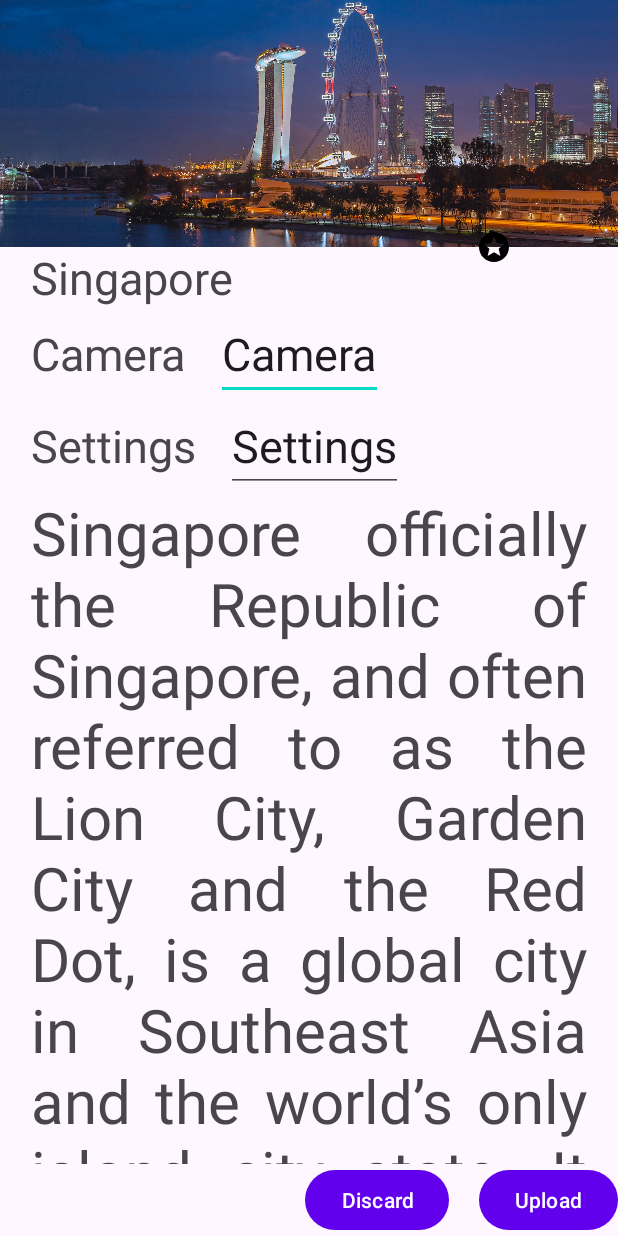
After one commit to amanpreeto7/KotlinJuneBatch, an Android app: the layout constraint_layout.xml on its own in the app's theme, with its tools: preview values and no code run, on a phone screen of 412 x 824 dp. The commit adds this screen. Run offline under Robolectric (Android 15) with nearby library versions, the phone set to English and light mode, and no system bars.

Commit message:
Constraint Layout added
ImageView scale type
Constraint layout - guideline, 0dp

```diff
--- /dev/null
+++ b/app/src/main/res/drawable/ic_star.xml
@@ -0,0 +1,5 @@
+<vector android:height="24dp" android:tint="#000000"
+    android:viewportHeight="24" android:viewportWidth="24"
+    android:width="24dp" xmlns:android="http://schemas.android.com/apk/res/android">
+    <path android:fillColor="@android:color/white" android:pathData="M11.99,2C6.47,2 2,6.48 2,12s4.47,10 9.99,10C17.52,22 22,17.52 22,12S17.52,2 11.99,2zM16.23,18L12,15.45 7.77,18l1.12,-4.81 -3.73,-3.23 4.92,-0.42L12,5l1.92,4.53 4.92,0.42 -3.73,3.23L16.23,18z"/>
+</vector>
--- /dev/null
+++ b/app/src/main/res/layout/constraint_layout.xml
@@ -0,0 +1,130 @@
+<?xml version="1.0" encoding="utf-8"?>
+<androidx.constraintlayout.widget.ConstraintLayout xmlns:android="http://schemas.android.com/apk/res/android"
+    android:layout_width="match_parent"
+    android:layout_height="match_parent"
+    xmlns:app="http://schemas.android.com/apk/res-auto">
+
+    <androidx.constraintlayout.widget.Guideline
+        android:id="@+id/h_gl_20"
+        android:layout_width="wrap_content"
+        android:layout_height="wrap_content"
+        android:orientation="horizontal"
+        app:layout_constraintGuide_percent=".20"/>
+    <androidx.constraintlayout.widget.Guideline
+        android:id="@+id/v_gl_05"
+        android:layout_width="wrap_content"
+        android:layout_height="wrap_content"
+        android:orientation="vertical"
+        app:layout_constraintGuide_percent=".05"/>
+    <androidx.constraintlayout.widget.Guideline
+        android:id="@+id/v_gl_80"
+        android:layout_width="wrap_content"
+        android:layout_height="wrap_content"
+        android:orientation="vertical"
+        app:layout_constraintGuide_percent=".80"/>
+
+
+    <androidx.constraintlayout.widget.Guideline
+        android:id="@+id/v_gl_95"
+        android:layout_width="wrap_content"
+        android:layout_height="wrap_content"
+        android:orientation="vertical"
+        app:layout_constraintGuide_percent=".95"/>
+    <ImageView
+        android:layout_width="wrap_content"
+        android:layout_height="0dp"
+        android:src="@drawable/bg_image"
+        android:id="@+id/ivTop"
+        android:scaleType="centerCrop"
+        app:layout_constraintTop_toTopOf="parent"
+        app:layout_constraintStart_toStartOf="parent"
+        app:layout_constraintEnd_toEndOf="parent"
+        app:layout_constraintBottom_toTopOf="@id/h_gl_20"/>
+
+    <ImageView
+        android:layout_width="wrap_content"
+        android:layout_height="wrap_content"
+        android:id="@+id/ivStar"
+        android:src="@drawable/ic_star"
+        app:layout_constraintTop_toTopOf="@+id/h_gl_20"
+        app:layout_constraintBottom_toBottomOf="@+id/h_gl_20"
+        app:layout_constraintStart_toStartOf="@+id/v_gl_80"
+        app:layout_constraintEnd_toEndOf="@+id/v_gl_80"/>
+
+    <TextView
+        android:layout_width="wrap_content"
+        android:layout_height="wrap_content"
+        android:id="@+id/tvSingapore"
+        android:text="@string/singapore"
+        android:textSize="30sp"
+        app:layout_constraintStart_toStartOf="@+id/v_gl_05"
+        app:layout_constraintTop_toBottomOf="@id/ivTop"/>
+    <TextView
+        android:layout_width="wrap_content"
+        android:layout_height="wrap_content"
+        android:id="@+id/tvCamera"
+        android:text="@string/camera"
+        android:textSize="30sp"
+        app:layout_constraintStart_toStartOf="@+id/v_gl_05"
+        app:layout_constraintBaseline_toBaselineOf="@id/etCamera"/>
+    <EditText
+        android:layout_width="wrap_content"
+        android:layout_height="wrap_content"
+        android:id="@+id/etCamera"
+        android:text="@string/camera"
+        android:layout_marginStart="20dp"
+        android:textSize="30sp"
+        app:layout_constraintStart_toEndOf="@+id/tvCamera"
+        app:layout_constraintTop_toBottomOf="@id/tvSingapore"/>
+    <TextView
+        android:layout_width="wrap_content"
+        android:layout_height="wrap_content"
+        android:id="@+id/tvSettings"
+        android:text="@string/settings"
+        android:textSize="30sp"
+        app:layout_constraintStart_toStartOf="@+id/v_gl_05"
+        app:layout_constraintBaseline_toBaselineOf="@id/etSettings"/>
+    <EditText
+        android:layout_width="wrap_content"
+        android:layout_height="wrap_content"
+        android:id="@+id/etSettings"
+        android:text="@string/settings"
+        android:layout_marginStart="20dp"
+        android:textSize="30sp"
+        app:layout_constraintStart_toEndOf="@+id/tvSettings"
+        app:layout_constraintTop_toBottomOf="@id/etCamera"/>
+
+    <androidx.core.widget.NestedScrollView
+        android:layout_width="0dp"
+        android:layout_height="0dp"
+        app:layout_constraintStart_toStartOf="@+id/v_gl_05"
+        app:layout_constraintEnd_toEndOf="@+id/v_gl_95"
+        app:layout_constraintTop_toBottomOf="@+id/etSettings"
+        app:layout_constraintBottom_toTopOf="@+id/btnUpload">
+        <TextView
+            android:layout_width="match_parent"
+            android:layout_height="wrap_content"
+            android:text="@string/about_singapore"
+            android:textSize="40sp"
+            android:justificationMode="inter_word"
+            />
+    </androidx.core.widget.NestedScrollView>
+
+
+    <Button
+        android:layout_width="wrap_content"
+        android:layout_height="wrap_content"
+        android:text="@string/discard"
+        android:layout_marginEnd="20dp"
+        app:layout_constraintBottom_toBottomOf="parent"
+        app:layout_constraintEnd_toStartOf="@+id/btnUpload"/>
+
+    <Button
+        android:layout_width="wrap_content"
+        android:layout_height="wrap_content"
+        android:id="@+id/btnUpload"
+        app:layout_constraintEnd_toEndOf="parent"
+        app:layout_constraintBottom_toBottomOf="parent"
+        android:text="@string/upload"/>
+
+</androidx.constraintlayout.widget.ConstraintLayout>
--- a/app/src/main/res/values/strings.xml
+++ b/app/src/main/res/values/strings.xml
@@ -16,4 +16,10 @@
     <string name="minus">-</string>
     <string name="multiply_sign">*</string>
     <string name="add_sign">+</string>
+    <string name="singapore">Singapore</string>
+    <string name="camera">Camera</string>
+    <string name="settings">Settings</string>
+    <string name="about_singapore">Singapore officially the Republic of Singapore, and often referred to as the Lion City, Garden City and the Red Dot, is a global city in Southeast Asia and the world’s only island city state. It lies one degree(137 km) north to the equator, at the southernmost tip of continental Asia and peninsular Malaysia, with Indonesia’s Riau Islands to the south. Singapore’s territory consists of the diamond shaped main island and 62 islets</string>
+    <string name="discard">Discard</string>
+    <string name="upload">Upload</string>
 </resources>
```
Also changed, not shown: app/src/main/res/drawable/bg_image.jpeg (added).
